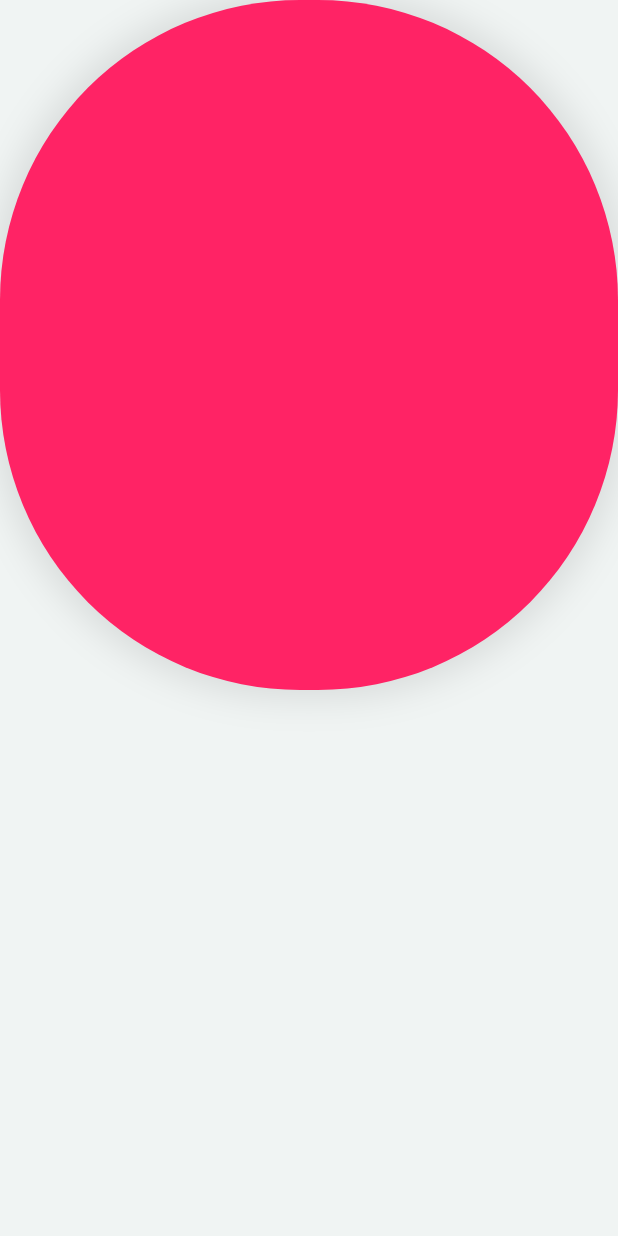
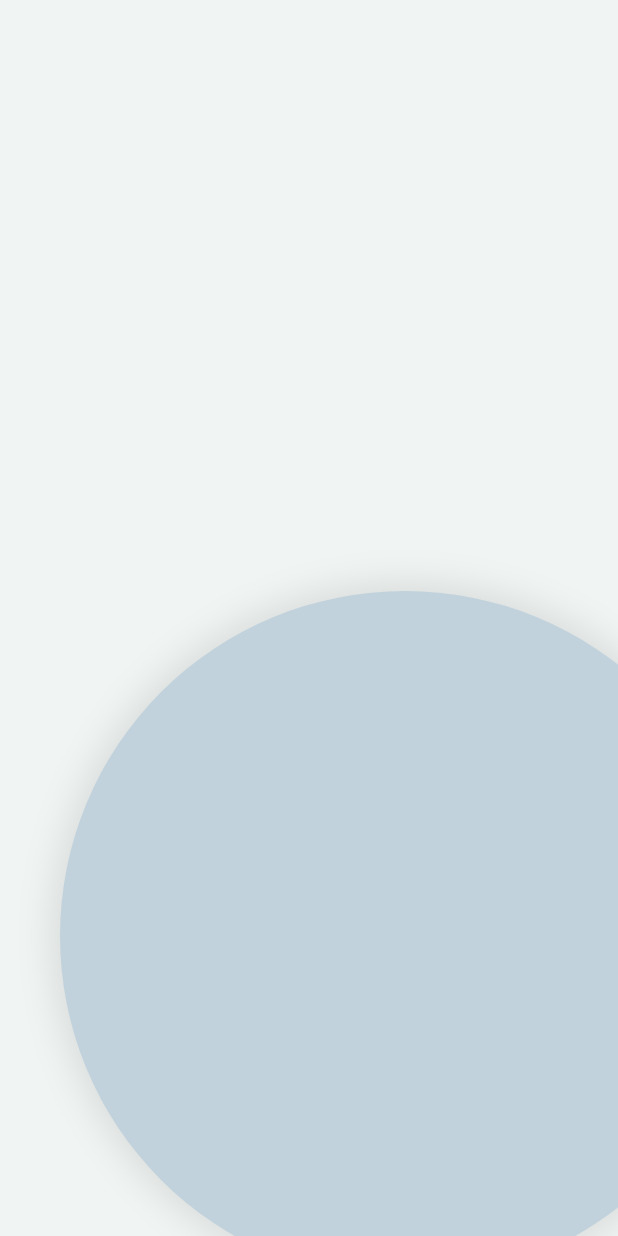
Before and after one commit to EverlastingBigFlo/ConnectFlutterToBackend, a Flutter app: the screen it shows after launch, on a phone screen of 412 x 824 dp. Run offline on Flutter 3.47's test engine with Material 3 defaults, Android fonts, the phone set to English and light mode, and no system bars.

Commit message:
5 Mar 2024, 11:56

```diff
--- a/lib/pages/welcome.dart
+++ b/lib/pages/welcome.dart
@@ -15,13 +15,14 @@ class _WelcomePageState extends State<WelcomePage> {
       body: Stack(
         children: [
           Positioned(
-            // left: -100,
+            left: 40,
+            bottom: -30,
             child: Container(
               width: 460,
               height: 460,
               decoration: BoxDecoration(
-                color: Color(0xFFFF2365),
-                borderRadius: BorderRadius.circular(200),
+                color: const Color.fromARGB(255, 193, 210, 220),
+                borderRadius: BorderRadius.circular(250),
                 boxShadow: [
                   BoxShadow(
                     color: Colors.black.withOpacity(0.1),
```
